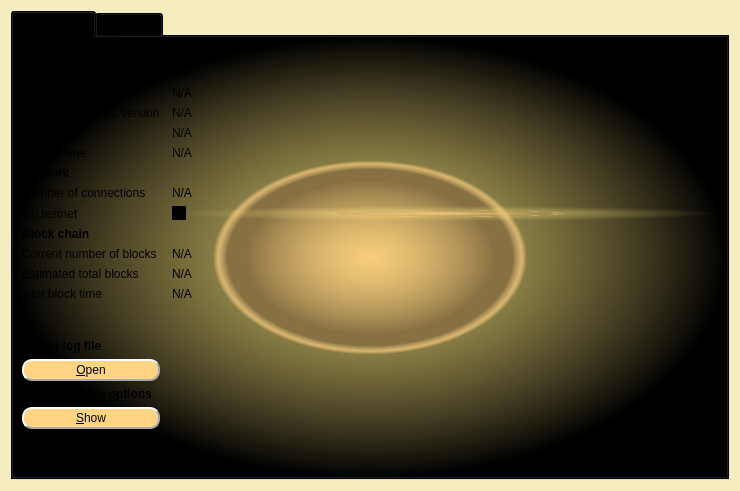
First picture: the form in src/qt/forms/rpcconsole.ui, repository Crypto-Currency/bitbar, before the edit.
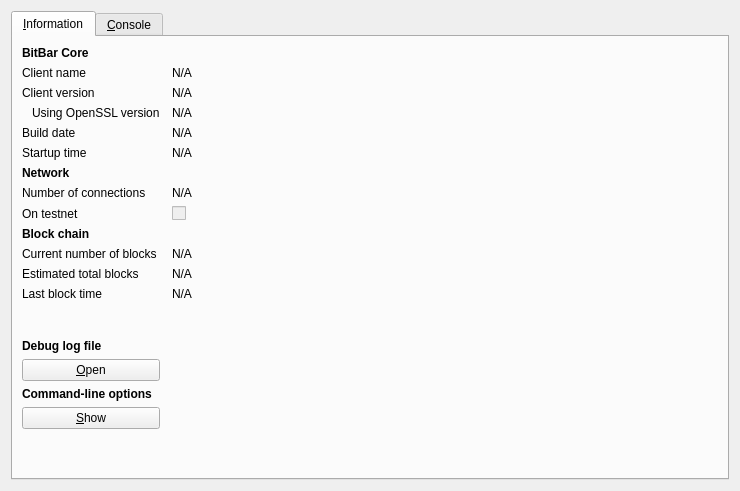
Second picture: the form after the edit. Icons and pictures are not drawn.

The edit to the form file:
```diff
--- a/src/qt/forms/rpcconsole.ui
+++ b/src/qt/forms/rpcconsole.ui
@@ -18,15 +18,9 @@
   <property name="windowTitle">
    <string>BitBar - Debug window</string>
   </property>
-  <property name="styleSheet">
-   <string notr="true">background-color: rgb(245,237,191);</string>
-  </property>
   <layout class="QVBoxLayout" name="verticalLayout_2">
    <item>
     <widget class="QTabWidget" name="tabWidget">
-     <property name="styleSheet">
-      <string notr="true">QWidget{background-color: qradialgradient(spread:pad, cx:0.5, cy:0.5, radius:0.5, fx:0.5, fy:0.5, stop:0 rgba(255, 213,127, 206), stop:0.35 rgba(255, 213,127, 80), stop:0.4 rgba(255, 213,127, 80), stop:0.425 rgba(255, 213, 132, 156), stop:0.44 rgba(255, 233, 128, 80), stop:1 rgba(255, 255, 255, 0)); color yellow} QLabel{background-color:rgba(255,255,255,0)} QPushButton{padding: 2px 10px 2px 10px; background-color:rgb(255,213,132); color:black; border-style: outset; border-width: 2px; border-radius: 10px; border-color: darkgrey} QMenu{padding: 2px 10px 2px 10px;background-color:rgb(235,227,181);border:2px solid grey}</string>
-     </property>
      <property name="currentIndex">
       <number>0</number>
      </property>
```
